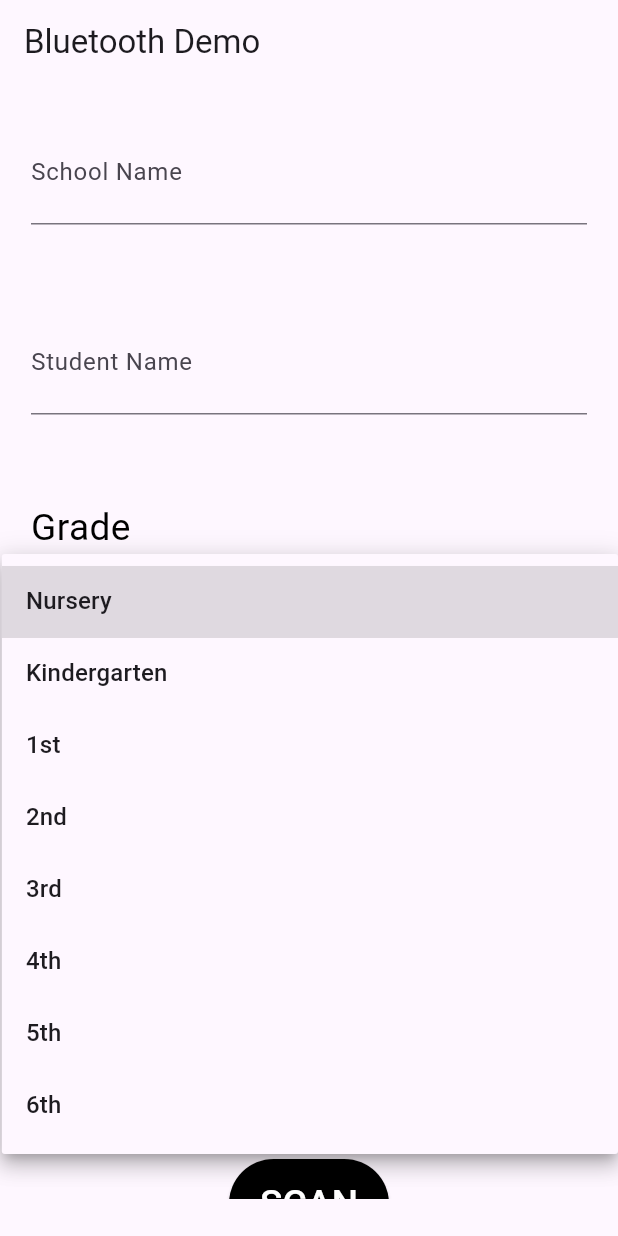
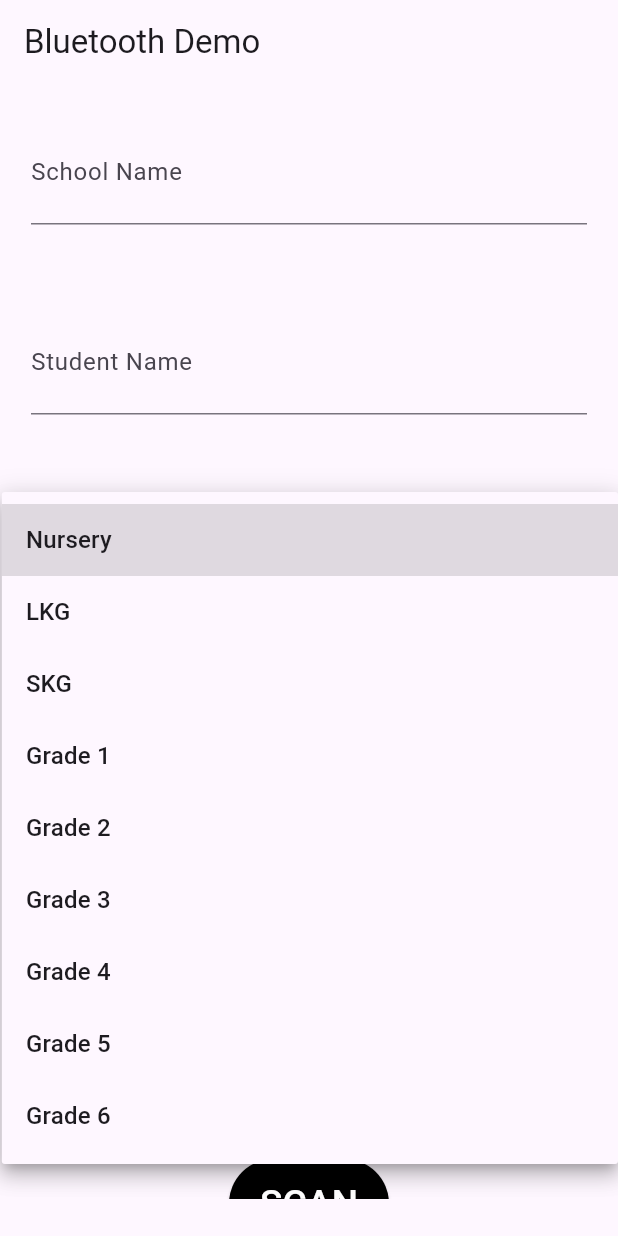
Before and after one commit to namayjindal/data_collection_app_with_peaks, a Flutter app: the screen it shows after launch, after a tap on "Nursery", on a phone screen of 412 x 824 dp. Run offline on Flutter 3.47's test engine with Material 3 defaults, Android fonts, the light colour scheme and no system bars; our stand-ins replace csv, firebase_core, firebase_storage, flutter_blue_plus, permission_handler; accounts and stored records are empty.

Commit message:
added grade wise exercise mapping

```diff
--- a/lib/home.dart
+++ b/lib/home.dart
@@ -14,42 +14,45 @@ class _HomeScreenState extends State<HomeScreen> {
   String gender = 'Male';
   String grade = 'Nursery';
   final List<String> genders = ['Male', 'Female'];
-  final List<String> grades = [
-    'Nursery',
-    'Kindergarten',
-    '1st',
-    '2nd',
-    '3rd',
-    '4th',
-    '5th',
-    '6th'
-  ];
-  String exercise = 'single_hand';
+
+  final Map<String, List> grade_exercises = {
+    'Nursery': ["Step Down from Height (dominant)", "Step Down from Height (non-dominant)", "Step over an obstacle (dominant)", "Step over an obstacle (non-dominant)", "Jump symmetrically", "Hit Balloon Up"],
+    'LKG': ["Stand on one leg (dominant)", "Step over an obstacle (non-dominant)", "Hop forward on one leg (dominant)", "Hop forward on one leg (non-dominant)", "Jumping Jack without Clap", "Hit Balloon Up"],
+    'SKG': ["Stand on one leg (dominant)", "Stand on one leg (non-dominant)", "Hop forward on one leg (dominant)", "Hop forward on one leg (non-dominant)", "Jumping Jack without Clap", "Hit Balloon Up"],
+    'Grade 1': ["Stand on one leg (dominant)", "Stand on one leg (non-dominant)", "Hop 9 metres (dominant)", "Hop forward on one leg (non-dominant)", "Skipping", "Ball Bounce and Catch"],
+    'Grade 2': ["Stand on one leg (dominant)", "Stand on one leg (non-dominant)", "Hop 9 metres (dominant)", "Hop forward on one leg (non-dominant)", "Criss Cross with leg forward", "Ball Bounce and Catch"],
+    'Grade 3': ["Stand on one leg (dominant)", "Stand on one leg (non-dominant)", "Hop 9 metres (dominant)", "Hop 9 metres (non-dominant)", "Criss Cross with leg forward", "Dribbling in Fig-O"],
+    'Grade 4': ["Stand on one leg (dominant)", "Stand on one leg (non-dominant)", "Hop 9 metres (dominant)", "Hop 9 metres (non-dominant)", "Criss Cross with leg forward", "Dribbling in Fig-O"],
+    'Grade 5': ["Stand on one leg (dominant)", "Stand on one leg (non-dominant)", "Hop 9 metres (dominant)", "Hop 9 metres (non-dominant)", "Criss Cross with Clap", "Dribbling in Fig-8"],
+    'Grade 6': ["Stand on one leg (dominant)", "Stand on one leg (non-dominant)", "Hop 9 metres (dominant)", "Hop 9 metres (non-dominant)", "Criss Cross with Clap", "Dribbling in Fig-8"],
+  };
+
+  String exercise = '';
   final Map<String, List> exercises = {
-    "single_hand": [1],
-    "both_hands": [3, 4],
-    "hands_and_ball": [1, 2, 3],
-    "all_sensors": [1, 2, 3, 4, 5],
+    "Step Down from Height (dominant)": [3, 4],
+    "Step Down from Height (non-dominant)": [3, 4],
+    "Step over an obstacle (dominant)": [3, 4],
+    "Step over an obstacle (non-dominant)": [3, 4],
+    "Jump symmetrically": [3, 4],
+    "Hit Balloon Up": [1, 2],
+    "Stand on one leg (dominant)": [3, 4],
+    "Stand on one leg (non-dominant)": [3, 4],
+    "Hop forward on one leg (dominant)": [3, 4],
+    "Hop forward on one leg (non-dominant)": [3, 4],
+    "Jumping Jack without Clap": [3, 4],
     "Dribbling in Fig - 8": [1, 2, 3, 4, 5],
     "Dribbling in Fig - O": [1, 2, 3, 4, 5],
     "Jumping Jack with Clap": [1, 2, 3, 4],
-    "Jumping Jack without Clap": [3, 4],
     "Criss Cross with Clap": [1, 2, 3, 4],
     "Criss Cross without Clap": [3, 4],
     "Criss Cross with leg forward": [3, 4],
     "Skipping": [1, 2, 3, 4],
     "Large Ball Bounce and Catch": [1, 2, 5],
-    "Hit Balloon Up": [1, 2],
     "Forward Backward Spread Legs and Back": [3, 4],
     "Alternate feet forward backward": [3, 4],
-    "Jump symmetrically": [3, 4],
     "Jump asymmetrically": [3, 4],
-    "Hop between lines": [3, 4],
-    "Hope forward on one leg": [3, 4],
-    "Step Down from Height": [3, 4],
-    "Step over an obstacle": [3, 4],
-    "Stand on one leg (dominant)": [3, 4],
-    "Stand on one leg (non-dominant)": [3, 4],
+    "Hop 9 metres (dominant)": [3, 4],
+    "Hop 9 metres (non-dominant)": [3, 4],
   };
 
   @override
@@ -101,7 +104,7 @@ class _HomeScreenState extends State<HomeScreen> {
                   hintText: 'Select Grade',
                 ),
                 value: grade,
-                items: grades.map((grade) {
+                items: grade_exercises.keys.map((grade) {
                   return DropdownMenuItem<String>(
                     value: grade,
                     child: Text(grade),
```
